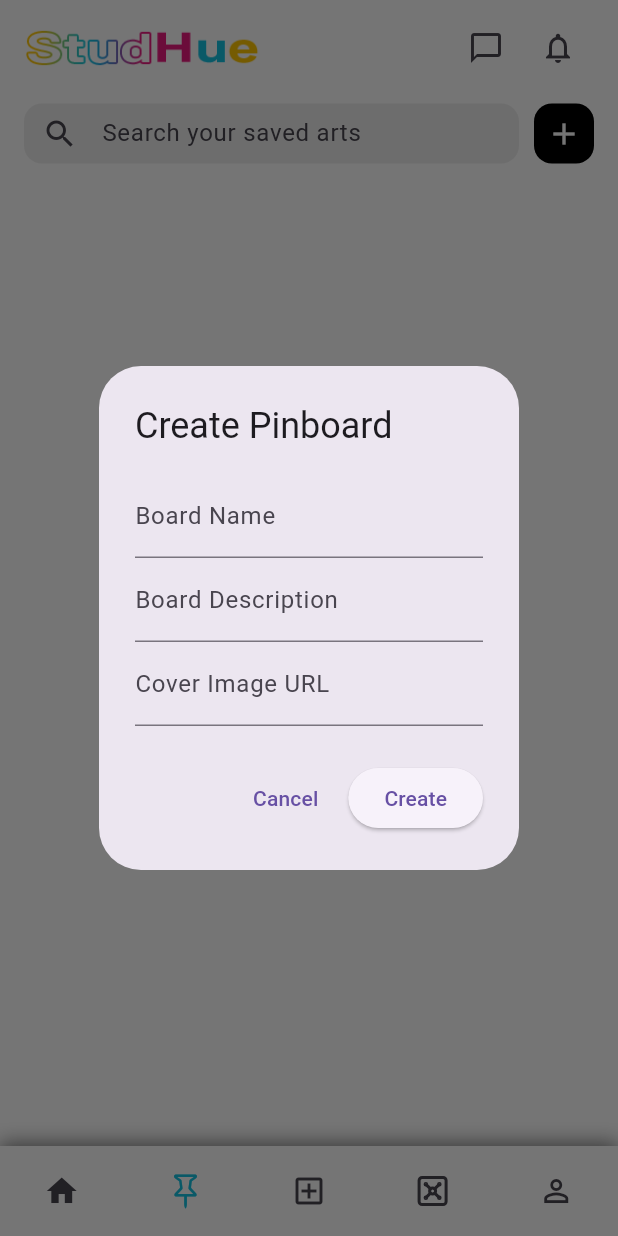
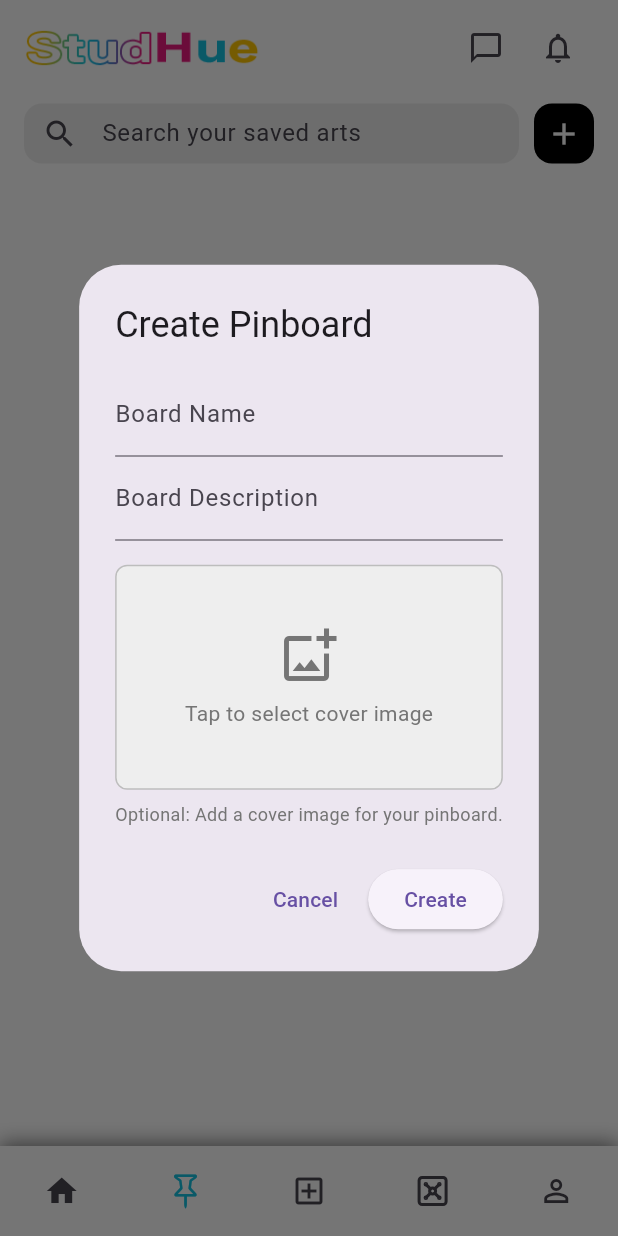
Before and after one commit to xandeeyg/studhue, a Flutter app: the ProfileScreen screen opened by its route, item 2 of the bottom bar chosen, after a tap on the "add" icon, on a phone screen of 412 x 824 dp. Run offline on Flutter 3.47's test engine with Material 3 defaults, Android fonts, the phone set to English and light mode, and no system bars; our stand-ins replace flutter_lucide, image_picker, shared_preferences, supabase_flutter; accounts and stored records are empty; network calls fail.

Commit message:
Updated Create Pinboard Dialog

```diff
--- a/lib/pinboards.dart
+++ b/lib/pinboards.dart
@@ -121,6 +121,11 @@ class _PinboardsScreenState extends State<PinboardsScreen> {
                   }
 
                   final pinboards = snapshot.data!;
+                  // Log the cover image URLs for debugging
+                  for (var board in pinboards) {
+                    print('Pinboard: ${board.name}, Cover Image URL: ${board.coverImageUrl}');
+                  }
+
                   return GridView.builder(
                     padding: const EdgeInsets.all(16),
                     gridDelegate: const SliverGridDelegateWithFixedCrossAxisCount(
--- a/lib/pinboards_create_dialog.dart
+++ b/lib/pinboards_create_dialog.dart
@@ -1,6 +1,8 @@
 import 'package:flutter/material.dart';
 import 'supabase_service.dart';
 import 'package:supabase_flutter/supabase_flutter.dart';
+import 'package:image_picker/image_picker.dart';
+import 'dart:typed_data';
 
 class CreatePinboardDialog extends StatefulWidget {
   const CreatePinboardDialog({super.key});
@@ -13,8 +15,22 @@ class _CreatePinboardDialogState extends State<CreatePinboardDialog> {
   final _formKey = GlobalKey<FormState>();
   final TextEditingController _nameController = TextEditingController();
   final TextEditingController _descriptionController = TextEditingController();
-  final TextEditingController _coverImgController = TextEditingController();
+  Uint8List? _selectedImageBytes;
+  String? _selectedImageName;
+
+  final ImagePicker _picker = ImagePicker();
   bool _isLoading = false;
+
+  Future<void> _pickImage() async {
+    final XFile? pickedFile = await _picker.pickImage(source: ImageSource.gallery);
+    if (pickedFile != null) {
+      final bytes = await pickedFile.readAsBytes();
+      setState(() {
+        _selectedImageBytes = bytes;
+        _selectedImageName = pickedFile.name;
+      });
+    }
+  }
 
   @override
   Widget build(BuildContext context) {
@@ -36,11 +52,42 @@ class _CreatePinboardDialogState extends State<CreatePinboardDialog> {
                 decoration: const InputDecoration(labelText: 'Board Description'),
                 validator: (v) => v == null || v.isEmpty ? 'Enter description' : null,
               ),
-              TextFormField(
-                controller: _coverImgController,
-                decoration: const InputDecoration(labelText: 'Cover Image URL'),
-                validator: (v) => v == null || v.isEmpty ? 'Enter image URL' : null,
+              const SizedBox(height: 16),
+              GestureDetector(
+                onTap: _pickImage,
+                child: Container(
+                  height: 150,
+                  width: double.infinity,
+                  decoration: BoxDecoration(
+                    color: Colors.grey[200],
+                    borderRadius: BorderRadius.circular(8),
+                    border: Border.all(color: Colors.grey[400]!)
+                  ),
+                  child: _selectedImageBytes != null
+                      ? ClipRRect(
+                          borderRadius: BorderRadius.circular(8),
+                          child: Image.memory(_selectedImageBytes!, fit: BoxFit.cover)
+                        )
+                      : Center(
+                          child: Column(
+                            mainAxisAlignment: MainAxisAlignment.center,
+                            children: [
+                              Icon(Icons.add_photo_alternate_outlined, color: Colors.grey[600], size: 40),
+                              const SizedBox(height: 8),
+                              Text('Tap to select cover image', style: TextStyle(color: Colors.grey[600])),
+                            ],
+                          ),
+                        ),
+                ),
               ),
+              if (_selectedImageBytes == null)
+                Padding(
+                  padding: const EdgeInsets.only(top: 8.0),
+                  child: Text(
+                    'Optional: Add a cover image for your pinboard.',
+                    style: TextStyle(fontSize: 12, color: Colors.grey[600]),
+                  ),
+                ),
             ],
           ),
         ),
@@ -64,14 +111,21 @@ class _CreatePinboardDialogState extends State<CreatePinboardDialog> {
                           const SnackBar(content: Text('Error: User not logged in.')),
                         );
                       }
-                      return; // Exit if no user is logged in
+                      return;
                     }
                     final userId = currentUser.id;
+
+                    String coverImageUrl = '';
+                    if (_selectedImageBytes != null && _selectedImageName != null) {
+                      // In the NEXT STEP, we will upload _selectedImageBytes to Supabase Storage
+                      // using _selectedImageName.
+                      print('Image bytes selected: ${_selectedImageName} - UPLOAD LOGIC PENDING');
+                    }
 
                     await SupabaseService.createPinboard(
                       boardName: _nameController.text.trim(),
                       boardDescription: _descriptionController.text.trim(),
-                      coverImg: _coverImgController.text.trim(),
+                      coverImg: coverImageUrl,
                       userId: userId,
                     );
                     if (!mounted) return;
@@ -79,7 +133,7 @@ class _CreatePinboardDialogState extends State<CreatePinboardDialog> {
                   } catch (e) {
                     if (context.mounted) {
                       ScaffoldMessenger.of(context).showSnackBar(
-                        SnackBar(content: Text('Error: $e')),
+                        SnackBar(content: Text('Error creating pinboard: $e')),
                       );
                     }
                   } finally {
--- a/lib/supabase_service.dart
+++ b/lib/supabase_service.dart
@@ -1,7 +1,10 @@
+import 'dart:convert';
 import 'package:supabase_flutter/supabase_flutter.dart';
 import 'package:logging/logging.dart';
-import 'dart:io'; // Required for File type
+import 'dart:io';
 import 'package:flutter/foundation.dart' show kIsWeb;
+import 'dart:typed_data';
+import 'package:uuid/uuid.dart';
 
 class VaultItem {
   final String username;
@@ -149,7 +152,7 @@ class PinboardInfo {
     return PinboardInfo(
       id: json['id'] as String,
       name: json['name'] as String,
-      coverImageUrl: json['cover_img_url'] as String?, // Corrected from cover_image_url
+      coverImageUrl: json['cover_img_url'] as String?,
     );
   }
 }
@@ -291,25 +294,25 @@ class SupabaseService {
       // Fetch post count
       final postCountResponse = await supabase
           .from('posts')
-          .select('id') // Select a column to count, 'id' is usually fine
+          .select('id')
           .eq('user_id', user.id)
-          .count(); // Use the count() method here
+          .count();
       final postCount = postCountResponse.count;
 
       // Fetch followers count
       final followersCountResponse = await supabase
           .from('followers')
-          .select('follower_id') // Select a column to count
+          .select('follower_id')
           .eq('following_id', user.id)
-          .count(); // Use the count() method here
+          .count();
       final followersCount = followersCountResponse.count;
 
       // Fetch following count
       final followingCountResponse = await supabase
           .from('followers')
-          .select('following_id') // Select a column to count
+          .select('following_id')
           .eq('follower_id', user.id)
-          .count(); // Use the count() method here
+          .count();
       final followingCount = followingCountResponse.count;
 
       // Combine all data
@@ -374,7 +377,6 @@ class SupabaseService {
       _logger.severe('Error getting user profile by ID for $userId: $e');
       if (e is PostgrestException && e.code == 'PGRST116') {
         _logger.warning('User with ID $userId not found.');
-        // Optionally return a specific structure or null if user not found
         return null;
       }
       return null;
@@ -428,23 +430,22 @@ class SupabaseService {
     required String boardName,
     required String boardDescription,
     required String coverImg,
-    // Assuming userId is needed to associate the pinboard with a user
     required String userId,
   }) async {
     try {
       await supabase
-          .from('pinboards') // Ensure 'pinboards' is your table name
+          .from('pinboards')
           .insert({
-            'name': boardName, // Changed from 'board_name'
-            'board_description': boardDescription, // This is stored but not currently fetched by PinboardInfo
-            'cover_img_url': coverImg, // Corrected from cover_image_url
-            'user_id': userId, // Ensure column names match your DB schema
+            'name': boardName,
+            'board_description': boardDescription,
+            'cover_img_url': coverImg,
+            'user_id': userId,
             'created_at': DateTime.now().toIso8601String(),
           });
       _logger.info('Pinboard created: $boardName');
     } catch (e) {
       _logger.severe('Error creating pinboard: $e');
-      rethrow; // Rethrow the exception to be handled by the caller
+      rethrow;
     }
   }
 
@@ -497,11 +498,10 @@ class SupabaseService {
 
       final List<Map<String, dynamic>> allPostsData = List<Map<String, dynamic>>.from(allPostsResponse);
       final currentUser = supabase.auth.currentUser;
-      Set<String> allUserPinnedPostIds = {}; // IDs of posts pinned to ANY of the user's boards
+      Set<String> allUserPinnedPostIds = {};
 
       if (currentUser != null) {
         final userId = currentUser.id;
-        // 1. Get all board_ids for the current user
         final userBoardsResponse = await supabase
             .from('pinboards')
             .select('id')
@@ -512,8 +512,6 @@ class SupabaseService {
               .map<String>((board) => board['id'] as String)
               .toList();
 
-          // 2. Get all post_ids from pinboard_posts that are on any of the user's boards
-          if (userBoardIds.isNotEmpty) {
           final pinnedPostsResponse = await supabase
               .from('pinboard_posts')
               .select('post_id')
@@ -523,7 +521,6 @@ class SupabaseService {
               .map<String>((pin) => pin['post_id'] as String)
               .toSet();
           _logger.info('User $userId has ${allUserPinnedPostIds.length} unique posts pinned across all their boards.');
-          }
         }
       } else {
         _logger.info('No user logged in. isBookmarked will be false for all posts.');
@@ -713,11 +710,9 @@ class SupabaseService {
     try {
       final response = await supabase
           .from('pinboards')
-          .select('id, name, cover_img_url') // Corrected from cover_image_url
+          .select('id, name, cover_img_url')
           .eq('user_id', currentUser.id)
-          .order('created_at', ascending: true); // Or order by name, etc.
-
-      _logger.info('Raw response from Supabase for getUserPinboards: $response');
+          .order('created_at', ascending: true);
 
       final pinboards = response
           .map((item) => PinboardInfo.fromJson(item))
@@ -737,26 +732,22 @@ class SupabaseService {
       _logger.warning('Cannot add post to pinboard: No user logged in.');
       return false;
     }
-    // We could also validate that the boardId belongs to the currentUser if necessary
-
     try {
-      // Check if already pinned to this board to avoid duplicates, or rely on DB constraints
       final existingPin = await supabase
           .from('pinboard_posts')
-          .select()
+          .select('post_id')
           .eq('board_id', boardId)
           .eq('post_id', postId)
           .maybeSingle();
 
       if (existingPin != null) {
         _logger.info('Post $postId is already pinned to board $boardId.');
-        return true; // Or false if we consider this a failed attempt to add anew
+        return true;
       }
 
       await supabase.from('pinboard_posts').insert({
         'board_id': boardId,
         'post_id': postId,
-        // 'created_at': DateTime.now().toIso8601String(), // if pinboard_posts has created_at
       });
       _logger.info('Post $postId added to pinboard $boardId.');
       return true;
@@ -790,9 +781,6 @@ class SupabaseService {
 
   // Get all posts for a specific pinboard_id
   static Future<List<Post>> getPostsForPinboard(String boardId) async {
-    // No specific user check here, as boardId is the primary filter.
-    // However, UI should only allow users to fetch their own boards' posts.
-
     try {
       final pinboardPostsResponse = await supabase
           .from('pinboard_posts')
@@ -818,8 +806,7 @@ class SupabaseService {
 
       return postsData.map<Post>((postJson) {
         final enrichedJson = Map<String, dynamic>.from(postJson);
-        enrichedJson['is_bookmarked'] = true; // Posts from a specific board are considered 'bookmarked' to it
-        // isLiked and likesCount will come from the posts table as per schema
+        enrichedJson['is_bookmarked'] = true;
         return Post.fromJson(enrichedJson);
       }).toList();
 
@@ -833,15 +820,12 @@ class SupabaseService {
   static Future<bool> isPostOnPinboard(String postId, String boardId) async {
     final currentUser = supabase.auth.currentUser;
     if (currentUser == null) {
-      // Or handle as an error, as this check is usually user-specific
       return false;
     }
-    // We could also validate that boardId belongs to currentUser if needed
-
     try {
       final existingPin = await supabase
           .from('pinboard_posts')
-          .select('post_id') // select a minimal field
+          .select('post_id')
           .eq('board_id', boardId)
           .eq('post_id', postId)
           .maybeSingle();
@@ -849,7 +833,7 @@ class SupabaseService {
       return existingPin != null;
     } catch (e) {
       _logger.severe('Error checking if post $postId is on pinboard $boardId: $e');
-      return false; // Default to false on error
+      return false;
     }
   }
 
@@ -925,4 +909,48 @@ class SupabaseService {
       return false;
     }
   }
+
+  static Future<String?> uploadPinboardCoverImage({
+    required String userId,
+    required Uint8List imageBytes,
+    required String fileName,
+    String? mimeType,
+  }) async {
+    const String storageBucket = 'pinboard_covers';
+    _logger.info('Attempting to upload cover image. Bucket: $storageBucket, User: $userId, Filename: $fileName, MimeType: $mimeType');
+
+    try {
+      String extension = 'jpg';
+      if (fileName.contains('.')) {
+        final parts = fileName.split('.');
+        if (parts.length > 1) {
+          extension = parts.last.toLowerCase();
         }
+      }
+
+      final uniqueFileNameWithExtension = '${const Uuid().v4()}.$extension';
+      final filePath = '$userId/$uniqueFileNameWithExtension';
+
+      _logger.info('Uploading to path: $filePath');
+
+      await supabase.storage.from(storageBucket).uploadBinary(
+            filePath,
+            imageBytes,
+            fileOptions: FileOptions(
+              contentType: mimeType ?? (extension == 'png' ? 'image/png' : 'image/jpeg'),
+            ),
+          );
+      _logger.info('Binary upload successful for path: $filePath');
+
+      final publicUrl = supabase.storage.from(storageBucket).getPublicUrl(filePath);
+      _logger.info('Image successfully uploaded. Public URL: $publicUrl');
+      return publicUrl;
+    } catch (e) {
+      _logger.severe('Error uploading pinboard cover image to Supabase Storage: $e');
+      if (e is StorageException) {
+        _logger.severe('StorageException details: ${e.message}, statusCode: ${e.statusCode}, error: ${e.error}');
+      }
+      return null;
+    }
+  }
+}
--- a/pubspec.yaml
+++ b/pubspec.yaml
@@ -43,6 +43,7 @@ dependencies:
   # Supabase
   supabase_flutter: ^2.3.4
   image_picker: ^1.1.2
+  uuid: ^4.3.3 # Added for generating unique IDs
 
 dev_dependencies:
   flutter_test:
```
Also changed, not shown: pubspec.lock. Lines whose indentation alone changed are shown as unchanged.
